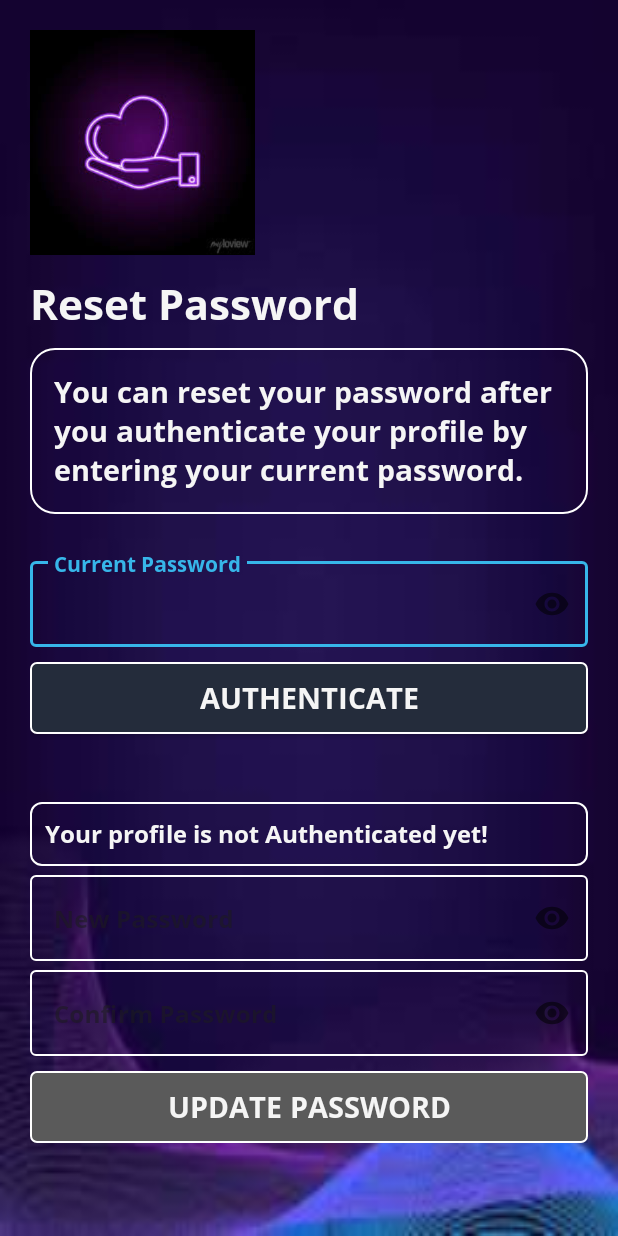
After one commit to Grandeur77/DonateMe, an Android app: the layout activity_reset_pw.xml on its own in the app's theme, with its tools: preview values and no code run, on a phone screen of 412 x 824 dp. The commit adds this screen. Run offline under Robolectric (Android 15) with nearby library versions, the phone set to English and light mode, and no system bars.

```diff
--- a/app/src/main/java/com/example/donateme/MainActivity.java
+++ b/app/src/main/java/com/example/donateme/MainActivity.java
@@ -37,7 +37,7 @@ public class MainActivity extends AppCompatActivity {
         new Handler().postDelayed(new Runnable() {
             @Override
             public void run() {
-                Intent intent = new Intent(MainActivity.this, LandingPage.class);
+                Intent intent = new Intent(MainActivity.this, Login.class);
                 startActivity(intent);
                 finish();
             }
--- a/app/src/main/java/com/example/donateme/SignUp.java
+++ b/app/src/main/java/com/example/donateme/SignUp.java
@@ -61,7 +61,7 @@ public class SignUp extends AppCompatActivity {
         login.setOnClickListener(new View.OnClickListener() {
             @Override
             public void onClick(View view) {
-                Intent intent = new Intent(getApplicationContext(), LandingPage.class);
+                Intent intent = new Intent(getApplicationContext(), Login.class);
                 startActivity(intent);
             }
         });
--- a/app/src/main/java/com/example/donateme/change_pw.java
+++ b/app/src/main/java/com/example/donateme/reset_pw.java
@@ -8,13 +8,13 @@ import androidx.core.graphics.Insets;
 import androidx.core.view.ViewCompat;
 import androidx.core.view.WindowInsetsCompat;
 
-public class change_pw extends AppCompatActivity {
+public class reset_pw extends AppCompatActivity {
 
     @Override
     protected void onCreate(Bundle savedInstanceState) {
         super.onCreate(savedInstanceState);
         EdgeToEdge.enable(this);
-        setContentView(R.layout.activity_change_pw);
+        setContentView(R.layout.activity_reset_pw);
         ViewCompat.setOnApplyWindowInsetsListener(findViewById(R.id.oldpasswordLayout), (v, insets) -> {
             Insets systemBars = insets.getInsets(WindowInsetsCompat.Type.systemBars());
             v.setPadding(systemBars.left, systemBars.top, systemBars.right, systemBars.bottom);
--- /dev/null
+++ b/app/src/main/res/layout/activity_reset_pw.xml
@@ -0,0 +1,157 @@
+<?xml version="1.0" encoding="utf-8"?>
+<ScrollView
+    xmlns:android="http://schemas.android.com/apk/res/android"
+    xmlns:app="http://schemas.android.com/apk/res-auto"
+    xmlns:tools="http://schemas.android.com/tools"
+    android:layout_width="match_parent"
+    android:layout_height="match_parent"
+    android:background="@drawable/download_donate"
+    tools:context=".reset_pw">
+    <RelativeLayout
+        android:layout_width="match_parent"
+        android:layout_height="match_parent">
+        <LinearLayout
+            android:layout_width="match_parent"
+            android:layout_height="wrap_content"
+            android:orientation="vertical"
+            android:padding="@dimen/dim_20">
+
+            <ImageView
+                android:layout_width="@dimen/dim_150"
+                android:layout_height="@dimen/dim_150"
+                android:layout_marginBottom="@dimen/dim_13"
+                app:srcCompat="@drawable/logo" />
+            <TextView
+                android:layout_width="match_parent"
+                android:layout_height="wrap_content"
+                android:text="@string/prompt_change_password"
+                android:textSize="@dimen/sp_28"
+                android:textColor="@color/Text1"
+                android:fontFamily="@font/opensans" />
+            <LinearLayout
+                android:layout_width="match_parent"
+                android:layout_height="wrap_content"
+                android:orientation="vertical"
+                android:background="@drawable/bg_layout_with_stroke"
+                android:layout_marginBottom="@dimen/dim_25"
+                android:layout_marginTop="@dimen/dim_10"
+                android:padding="@dimen/dim_16">
+                <TextView
+                    android:layout_width="match_parent"
+                    android:layout_height="wrap_content"
+                    android:text="@string/string13"
+                    android:textColor="@color/Text1"
+                    android:textSize="@dimen/sp_19"
+                    android:fontFamily="@font/opensans" />
+            </LinearLayout>
+            <com.google.android.material.textfield.TextInputLayout
+                android:id="@+id/oldpasswordLayout"
+                android:layout_width="match_parent"
+                android:layout_height="wrap_content"
+                android:hint="@string/prompt_current_password"
+                app:boxStrokeColor="@color/light_blue"
+                app:hintTextAppearance="@style/HintTextAppearance"
+                app:hintTextColor="@color/hint_color"
+                app:passwordToggleEnabled="true"
+                style="@style/Widget.MaterialComponents.TextInputLayout.OutlinedBox">
+
+                <com.google.android.material.textfield.TextInputEditText
+                    android:id="@+id/reg_oldpassword"
+                    android:layout_width="match_parent"
+                    android:layout_height="wrap_content"
+                    android:textSize="@dimen/sp_16"
+                    android:fontFamily="@font/opensans"
+                    android:inputType="textPassword"/>
+            </com.google.android.material.textfield.TextInputLayout>
+            <androidx.appcompat.widget.AppCompatButton
+                android:id="@+id/Authentication"
+                android:layout_width="match_parent"
+                android:layout_height="wrap_content"
+                android:text="@string/AUTHENTICATE"
+                android:layout_gravity="center_horizontal"
+                android:elevation="0dp"
+                android:layout_marginTop="@dimen/dim_10"
+                android:layout_marginBottom="@dimen/dim_45"
+                android:textSize="@dimen/sp_19"
+                android:textColor="@color/Text1"
+                android:background="@drawable/button_bg4"
+                android:fontFamily="@font/opensans"/>
+            <LinearLayout
+                android:id="@+id/linearLayoutTextViewYouAreNotAuthorized"
+                android:layout_width="match_parent"
+                android:layout_height="wrap_content"
+                android:orientation="vertical"
+                android:background="@drawable/button_bg5"
+                android:padding="@dimen/dim_10">
+                <TextView
+                    android:id="@+id/textViewYouAreNotAuthorized"
+                    android:layout_width="match_parent"
+                    android:layout_height="wrap_content"
+                    android:text="@string/string12"
+                    android:textColor="@color/Text1"
+                    android:textSize="@dimen/sp_16"
+                    android:fontFamily="@font/opensans" />
+            </LinearLayout>
+            <com.google.android.material.textfield.TextInputLayout
+                android:id="@+id/passwordLayout"
+                android:layout_width="match_parent"
+                android:layout_height="wrap_content"
+                android:hint="@string/prompt_new_password"
+                app:boxStrokeColor="@color/light_blue"
+                app:hintTextAppearance="@style/HintTextAppearance"
+                app:hintTextColor="@color/hint_color"
+                app:passwordToggleEnabled="true"
+                style="@style/Widget.MaterialComponents.TextInputLayout.OutlinedBox">
+
+                <com.google.android.material.textfield.TextInputEditText
+                    android:id="@+id/reg_password"
+                    android:layout_width="match_parent"
+                    android:layout_height="wrap_content"
+                    android:textSize="@dimen/sp_16"
+                    android:fontFamily="@font/opensans"
+                    android:inputType="textPassword"/>
+            </com.google.android.material.textfield.TextInputLayout>
+            <com.google.android.material.textfield.TextInputLayout
+                android:id="@+id/id15_password_two"
+                android:layout_width="match_parent"
+                android:layout_height="wrap_content"
+                android:hint="@string/prompt_Confirm_password"
+                app:boxStrokeColor="@color/light_blue"
+                app:hintTextAppearance="@style/HintTextAppearance"
+                app:hintTextColor="@color/hint_color"
+                app:passwordToggleEnabled="true"
+                style="@style/Widget.MaterialComponents.TextInputLayout.OutlinedBox">
+
+                <com.google.android.material.textfield.TextInputEditText
+                    android:id="@+id/reg_password_two"
+                    android:layout_width="match_parent"
+                    android:layout_height="wrap_content"
+                    android:textSize="@dimen/sp_16"
+                    android:fontFamily="@font/opensans"
+                    android:inputType="textPassword"/>
+            </com.google.android.material.textfield.TextInputLayout>
+
+            <androidx.appcompat.widget.AppCompatButton
+                android:id="@+id/updateEmail"
+                android:layout_width="match_parent"
+                android:layout_height="wrap_content"
+                android:text="@string/prompt_update_password"
+                android:layout_gravity="center_horizontal"
+                android:elevation="0dp"
+                android:layout_marginTop="@dimen/dim_10"
+                android:textSize="@dimen/sp_19"
+                android:textColor="@color/Text1"
+                android:background="@drawable/button_bg6"
+                android:fontFamily="@font/opensans"/>
+        </LinearLayout>
+        <ProgressBar
+            android:id="@+id/progressBar"
+            android:layout_width="wrap_content"
+            android:layout_height="wrap_content"
+            android:elevation="@dimen/dim_10"
+            android:visibility="gone"
+            android:layout_centerHorizontal="true"
+            android:layout_centerVertical="true"
+            android:layout_centerInParent="true"/>
+    </RelativeLayout>
+</ScrollView>
```
Also changed, not shown: app/src/main/AndroidManifest.xml (+5 -2 lines), app/src/main/java/com/example/donateme/Login.java (renamed from app/src/main/java/com/example/donateme/LandingPage.java, +5 -5 lines), app/src/main/java/com/example/donateme/update_profile.java (added, +26 -0 lines), app/src/main/res/layout/activity_update_profile.xml (renamed from app/src/main/res/layout/activity_change_pw.xml, +32 -70 lines), app/src/main/res/layout/activity_login.xml (renamed from app/src/main/res/layout/activity_landing_page.xml).
